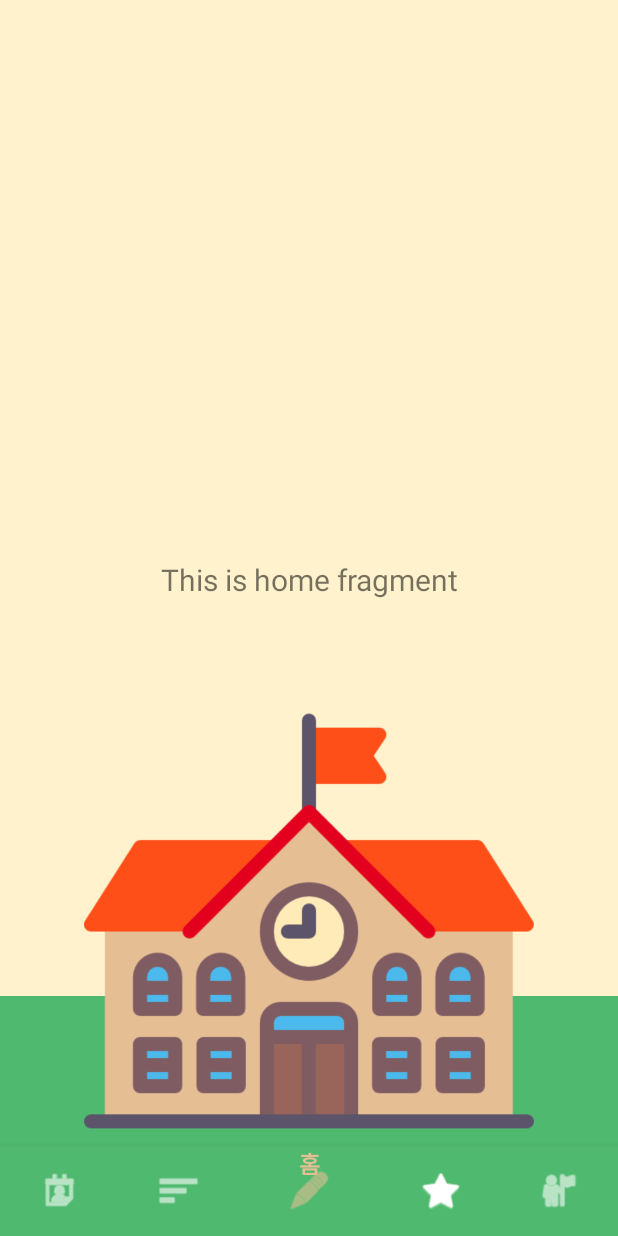
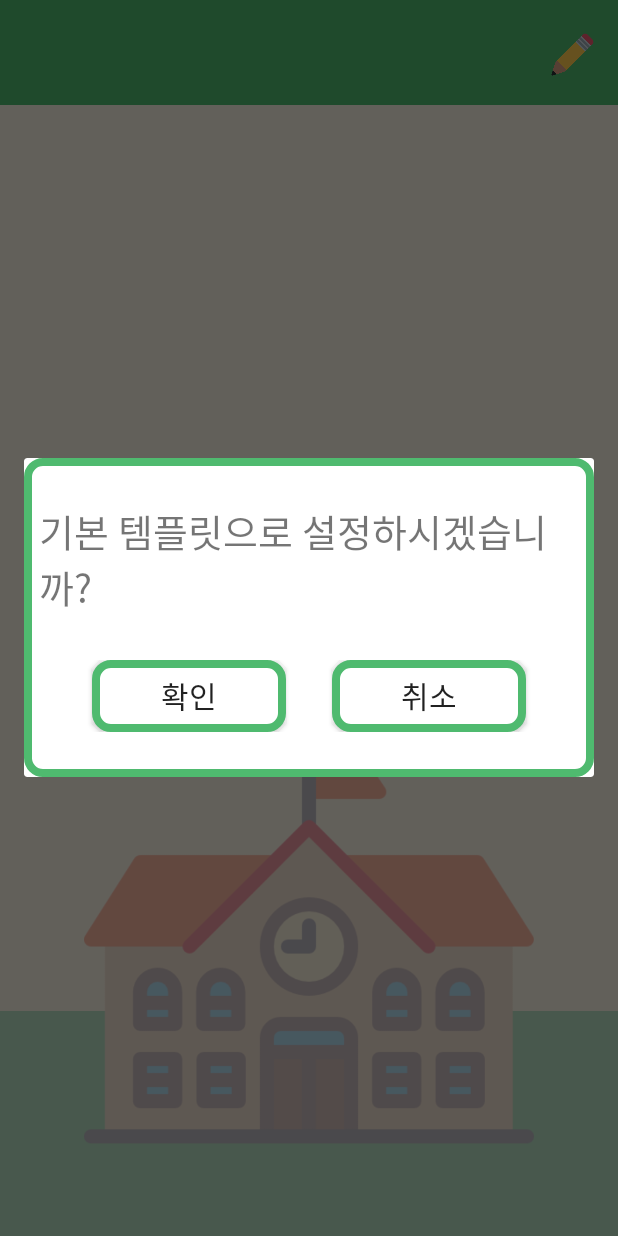
Before and after one commit to ohsuz/TODAY-S_SCORE, an Android app: the TemplateActivity screen opened directly, with no data from a screen before it, after a tap on an icon or button, on a phone screen of 412 x 824 dp. Run offline under Robolectric (Android 15) with nearby library versions, the phone set to English and light mode, and no system bars.

Commit message:
:sob: complete merge

```diff
--- a/today's_score/app/src/main/java/com/example/ohjeom/ui/home/HomeFragment.java
+++ b/today's_score/app/src/main/java/com/example/ohjeom/ui/home/HomeFragment.java
@@ -1,9 +1,19 @@
 package com.example.ohjeom.ui.home;
 
+import android.content.Context;
+import android.content.Intent;
+import android.graphics.Color;
 import android.os.Bundle;
+import android.util.AttributeSet;
+import android.util.Log;
+import android.util.SparseBooleanArray;
 import android.view.LayoutInflater;
 import android.view.View;
 import android.view.ViewGroup;
+import android.widget.EditText;
+import android.widget.ImageView;
+import android.widget.LinearLayout;
+import android.widget.ListView;
 import android.widget.TextView;
 
 import androidx.annotation.NonNull;
@@ -11,25 +21,64 @@ import androidx.annotation.Nullable;
 import androidx.fragment.app.Fragment;
 import androidx.lifecycle.Observer;
 import androidx.lifecycle.ViewModelProviders;
+import androidx.recyclerview.widget.LinearLayoutManager;
+import androidx.recyclerview.widget.RecyclerView;
 
+import com.example.ohjeom.MainActivity;
 import com.example.ohjeom.R;
+import com.example.ohjeom.adapters.TemplateMakerAdapter;
+import com.example.ohjeom.models.Template;
+import com.example.ohjeom.models.Templates;
+import com.example.ohjeom.models.Test;
+import com.example.ohjeom.ui.templates.TemplateActivity;
+import com.example.ohjeom.ui.templates.TemplatesViewModel;
+import com.example.ohjeom.ui.templates.privateTemplate.PrivateAdapter;
+import com.example.ohjeom.ui.templates.privateTemplate.PrivateFragment;
+import com.example.ohjeom.ui.templates.privateTemplate.PrivateViewModel;
+import com.example.ohjeom.ui.templates.publicTemplate.PublicFragment;
+import com.example.ohjeom.ui.templates.templateMaker.MakerActivity1;
+import com.example.ohjeom.ui.templates.templateMaker.MakerActivity2;
+import com.google.android.material.floatingactionbutton.FloatingActionButton;
+import com.google.android.material.tabs.TabLayout;
+
+import java.util.ArrayList;
+import java.util.List;
 
 public class HomeFragment extends Fragment {
 
     private HomeViewModel homeViewModel;
+    private boolean[] components;
 
     public View onCreateView(@NonNull LayoutInflater inflater,
                              ViewGroup container, Bundle savedInstanceState) {
         homeViewModel =
                 ViewModelProviders.of(this).get(HomeViewModel.class);
         View root = inflater.inflate(R.layout.fragment_home, container, false);
-        final TextView textView = root.findViewById(R.id.text_home);
-        homeViewModel.getText().observe(getViewLifecycleOwner(), new Observer<String>() {
-            @Override
-            public void onChanged(@Nullable String s) {
-                textView.setText(s);
+
+        final ListView scores;
+        HomeAdapter homeAdapter = new HomeAdapter();
+
+        // 리스트뷰 참조 및 Adapter달기
+        scores = (ListView)root.findViewById(R.id.score_list);
+
+        // 설정된 템플릿이 있는 경우
+        if (Test.getTemplate() != null) {
+            scores.setAdapter(homeAdapter);
+
+            components = Test.getTemplate().getComponents();
+
+            //scores.setBackgroundColor(Color.parseColor("#CCE6F1E6"));
+
+            for(int i=0; i<5; i++){
+                if (components[i]) {
+                    Test test = new Test(Template.componentNames[i]);
+                    homeAdapter.addTest(test);
+                }
             }
-        });
+
+            homeAdapter.notifyDataSetChanged();
+        }
         return root;
     }
+
 }
--- a/today's_score/app/src/main/java/com/example/ohjeom/ui/home/HomeViewModel.java
+++ b/today's_score/app/src/main/java/com/example/ohjeom/ui/home/HomeViewModel.java
@@ -10,7 +10,7 @@ public class HomeViewModel extends ViewModel {
 
     public HomeViewModel() {
         mText = new MutableLiveData<>();
-        mText.setValue("This is home fragment");
+        mText.setValue("");
     }
 
     public LiveData<String> getText() {
--- a/today's_score/app/src/main/java/com/example/ohjeom/ui/templates/TemplateActivity.java
+++ b/today's_score/app/src/main/java/com/example/ohjeom/ui/templates/TemplateActivity.java
@@ -1,13 +1,16 @@
 package com.example.ohjeom.ui.templates;
 
+import android.app.AlertDialog;
 import android.content.Context;
 import android.content.Intent;
 import android.content.pm.PackageManager;
 import android.content.pm.ResolveInfo;
 import android.os.Bundle;
 import android.util.Log;
+import android.view.LayoutInflater;
 import android.view.View;
 import android.view.ViewTreeObserver;
+import android.widget.Button;
 import android.widget.LinearLayout;
 import android.widget.RelativeLayout;
 import android.widget.SeekBar;
@@ -29,9 +32,11 @@ import com.example.ohjeom.adapters.LocationAdapter;
 import com.example.ohjeom.models.Location;
 import com.example.ohjeom.models.Template;
 import com.example.ohjeom.models.Templates;
-import com.example.ohjeom.services.startService;
+import com.example.ohjeom.models.Test;
+import com.example.ohjeom.ui.templates.templateMaker.MakerActivity2;
 
 import java.util.ArrayList;
+import java.util.Calendar;
 import java.util.List;
 
 public class TemplateActivity extends AppCompatActivity {
@@ -85,7 +90,7 @@ public class TemplateActivity extends AppCompatActivity {
         //if문으로 검사할것!
         //기상
         components = privateTemplate.getComponents();
-        if(components[0]==true)
+        if(components[0])
             wakeupLayout.setVisibility(View.VISIBLE);
 
         wakeupHour = privateTemplate.getWakeupHour();
@@ -98,7 +103,7 @@ public class TemplateActivity extends AppCompatActivity {
         wakeupTimePicker.setEnabled(false);
 
         //수면
-        if(components[1]==true)
+        if(components[1])
             sleepLayout.setVisibility(View.VISIBLE);
         sleepHour = privateTemplate.getSleepHour();
         sleepMin = privateTemplate.getSleepMin();
@@ -110,7 +115,7 @@ public class TemplateActivity extends AppCompatActivity {
         sleepTimePicker.setEnabled(false);
 
         //운동
-        if(components[2]==true)
+        if(components[2])
             walkLayout.setVisibility(View.VISIBLE);
         walkHour = privateTemplate.getWalkHour();
         walkMin = privateTemplate.getWalkMin();
@@ -146,7 +151,7 @@ public class TemplateActivity extends AppCompatActivity {
 
 
         //핸드폰 사용
-        if(components[3]==true)
+        if(components[3])
             phoneLayout.setVisibility(View.VISIBLE);
         startHour = privateTemplate.getStartHour();
         startMin = privateTemplate.getStartMin();
@@ -176,7 +181,7 @@ public class TemplateActivity extends AppCompatActivity {
         appcheckListView.setAdapter(appCheckAdapter);
 
         //장소
-        if(components[4]==true)
+        if(components[4])
             locationLayout.setVisibility(View.VISIBLE);
 
         RecyclerView locationListView = (RecyclerView) findViewById(R.id.location_listview);
@@ -195,17 +200,40 @@ public class TemplateActivity extends AppCompatActivity {
     }
     //Setting
     public void mOnClick(View v){
+        AlertDialog.Builder builder = new AlertDialog.Builder(TemplateActivity.this);
 
-        templates.get(position).setSelected(true);
+        View view = LayoutInflater.from(TemplateActivity.this)
+                .inflate(R.layout.dialog_template, null, false);
+        builder.setView(view);
 
-        Intent intentService = new Intent(this, startService.class);
-        intentService.putExtra("template",templates.get(position));
-        startService(intentService);
+        final Button registerBtn = (Button) view.findViewById(R.id.register_button);
+        final Button cancelBtn = (Button) view.findViewById(R.id.cancel_button);
 
-        Intent intentHome = new Intent(this, MainActivity.class);
-        intentHome.addFlags(Intent.FLAG_ACTIVITY_CLEAR_TOP);
-        intentHome.addFlags(Intent.FLAG_ACTIVITY_SINGLE_TOP);
-        startActivity(intentHome);
-        finish();
+
+        final AlertDialog dialog = builder.create();
+        final Intent intentHome = new Intent(this, MainActivity.class);
+
+        registerBtn.setOnClickListener(new View.OnClickListener() {
+            @Override
+            public void onClick(View view) {
+                templates.get(position).setSelected(true);
+                templates.get(position).startExamination(getApplicationContext());
+                Test.setTemplate(privateTemplate); // 점수를 측정할 템플릿으로 이 템플릿을 설정
+
+                intentHome.addFlags(Intent.FLAG_ACTIVITY_CLEAR_TOP);
+                intentHome.addFlags(Intent.FLAG_ACTIVITY_SINGLE_TOP);
+                startActivity(intentHome);
+                finish();
+            }
+        });
+
+        cancelBtn.setOnClickListener(new View.OnClickListener() {
+            @Override
+            public void onClick(View view) {
+                finish();
+            }
+        });
+
+        dialog.show();
     }
 }
--- a/today's_score/app/src/main/java/com/example/ohjeom/ui/templates/privateTemplate/PrivateAdapter.java
+++ b/today's_score/app/src/main/java/com/example/ohjeom/ui/templates/privateTemplate/PrivateAdapter.java
@@ -70,7 +70,7 @@ public class PrivateAdapter extends RecyclerView.Adapter<PrivateAdapter.ViewHold
         holder.templateName.setText(item.getTemplateName());
 
         if (item.isSelected()) {
-            holder.templateLayout.setBackgroundColor(Color.parseColor("#FFFFFAD3"));
+            holder.templateLayout.setBackgroundColor(Color.parseColor("#FFF2CC"));
         } else {
             if (position%2 == 0){
                 holder.templateLayout.setBackgroundColor(Color.parseColor("#80FFFFFF"));
--- a/today's_score/app/src/main/java/com/example/ohjeom/ui/templates/templateMaker/MakerActivity1.java
+++ b/today's_score/app/src/main/java/com/example/ohjeom/ui/templates/templateMaker/MakerActivity1.java
@@ -18,7 +18,7 @@ import androidx.appcompat.app.AppCompatActivity;
 
 public class MakerActivity1 extends AppCompatActivity {
 
-    final String[] options = {"기상","장소","운동","공부","수면"};
+    final String[] options = {"기상 검사","장소 도착 검사","걸음수 검사","핸드폰 사용량 검사","수면 검사"};
 
     @Override
     protected void onCreate(Bundle savedInstanceState) {
--- a/today's_score/app/src/main/res/layout/dialog_template.xml
+++ b/today's_score/app/src/main/res/layout/dialog_template.xml
@@ -11,6 +11,8 @@
         android:layout_height="wrap_content"
         android:layout_gravity="center"
         android:layout_marginTop="30dp"
+        android:layout_marginLeft="10dp"
+        android:layout_marginRight="10dp"
         android:fontFamily="@font/jua"
         android:text="기본 템플릿으로 설정하시겠습니까?"
         android:textSize="25sp" />
@@ -18,6 +20,8 @@
     <LinearLayout
         android:layout_width="match_parent"
         android:layout_height="wrap_content"
+        android:layout_marginLeft="15dp"
+        android:layout_marginRight="15dp"
         android:layout_marginTop="30dp"
         android:layout_marginBottom="30dp">
 
--- a/today's_score/app/src/main/res/layout/fragment_home.xml
+++ b/today's_score/app/src/main/res/layout/fragment_home.xml
@@ -1,22 +1,29 @@
 <?xml version="1.0" encoding="utf-8"?>
-<androidx.constraintlayout.widget.ConstraintLayout xmlns:android="http://schemas.android.com/apk/res/android"
+<LinearLayout xmlns:android="http://schemas.android.com/apk/res/android"
     xmlns:app="http://schemas.android.com/apk/res-auto"
     xmlns:tools="http://schemas.android.com/tools"
     android:layout_width="match_parent"
     android:layout_height="match_parent"
-    tools:context=".ui.home.HomeFragment">
+    android:orientation="vertical"
+    tools:context=".ui.templates.TemplatesFragment">
 
     <TextView
-        android:id="@+id/text_home"
+        android:text="오늘의 점수"
         android:layout_width="match_parent"
-        android:layout_height="wrap_content"
-        android:layout_marginEnd="8dp"
-        android:layout_marginStart="8dp"
-        android:layout_marginTop="8dp"
+        android:layout_height="0dp"
+        android:layout_weight="1.1"
+        android:textAppearance="@style/title"
         android:textAlignment="center"
-        android:textSize="20sp"
-        app:layout_constraintBottom_toBottomOf="parent"
-        app:layout_constraintEnd_toEndOf="parent"
-        app:layout_constraintStart_toStartOf="parent"
-        app:layout_constraintTop_toTopOf="parent" />
-</androidx.constraintlayout.widget.ConstraintLayout>
+        android:gravity="center"
+        android:background="@color/colorPrimary"/>
+
+    <ListView
+        android:id="@+id/score_list"
+        android:layout_width="match_parent"
+        android:layout_height="0dp"
+        android:layout_weight="9"
+        android:padding="30dp"
+        android:dividerHeight="20dp"
+        android:divider="#00000000"/>
+
+</LinearLayout>
--- a/today's_score/app/src/main/res/values/colors.xml
+++ b/today's_score/app/src/main/res/values/colors.xml
@@ -10,5 +10,5 @@
     <color name="colorYellow">#FFCC4D</color>
     <color name="colorDarkBackground">#CCE6F1E6</color>
     <color name="colorTemplateBackground">#9EF3F3F3</color>
-    <color name="test">#40FFFFFF</color>
+    <color name="test">#FFF2CC</color>
 </resources>
```
Also changed, not shown: today's_score/app/src/main/AndroidManifest.xml (+11 -7 lines), today's_score/app/src/main/java/com/example/ohjeom/ui/templates/templateMaker/MakerActivity2.java (+6 -6 lines).
